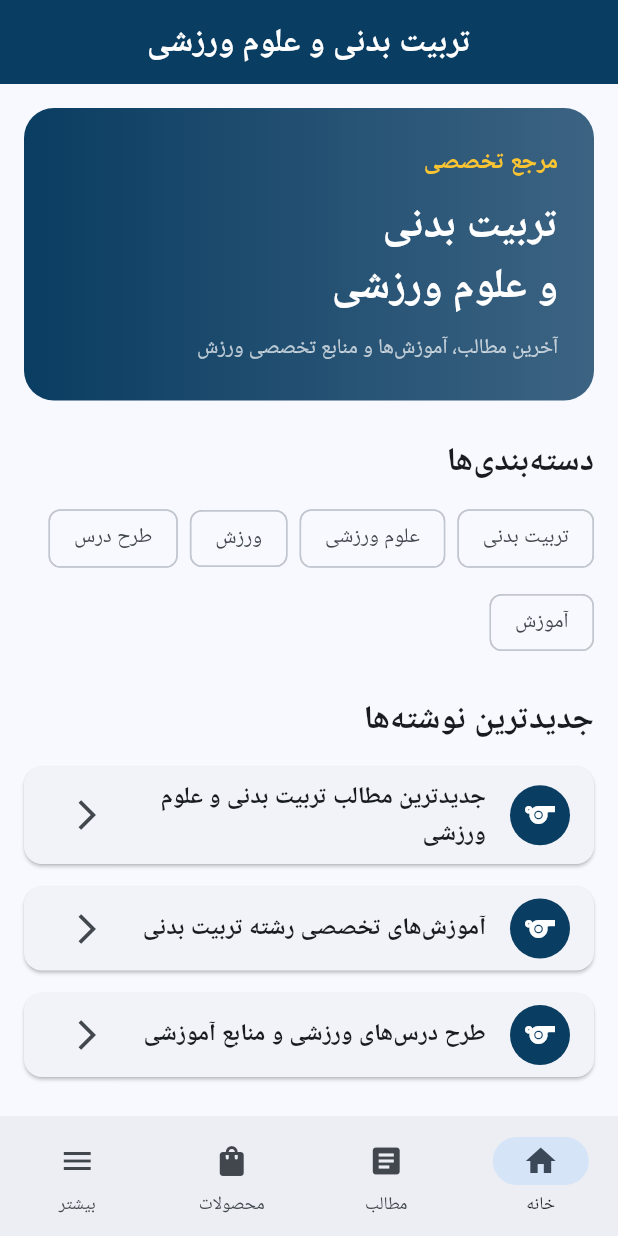
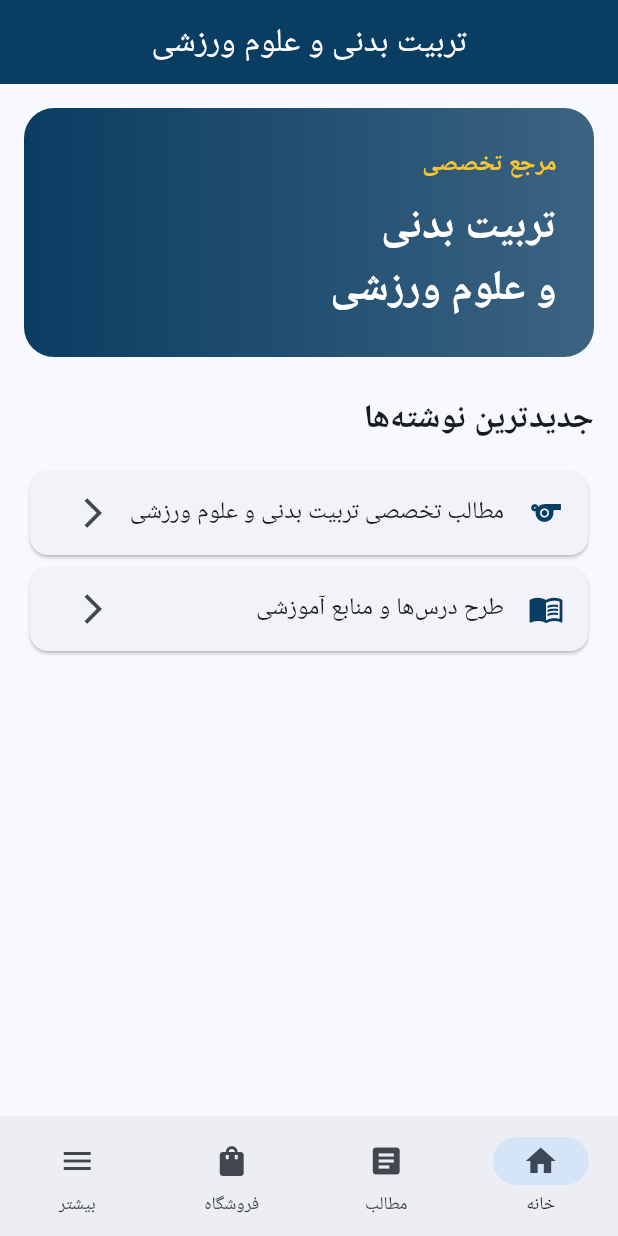
Before and after one commit to mohammadeisazahi/itarbiatbadani-app, a Flutter app: the screen it shows after launch, on a phone screen of 412 x 824 dp. Run offline on Flutter 3.47's test engine with Material 3 defaults, Android fonts, the phone set to English and light mode, and no system bars.

Commit message:
Update main.dart

```diff
--- a/lib/main.dart
+++ b/lib/main.dart
@@ -14,10 +14,10 @@ class ItarbiatBadaniApp extends StatelessWidget {
       debugShowCheckedModeBanner: false,
       title: 'تربیت بدنی و علوم ورزشی',
       theme: ThemeData(
-        useMaterial3: true,
         colorScheme: ColorScheme.fromSeed(
           seedColor: const Color(0xFF0A3D62),
         ),
+        useMaterial3: true,
       ),
       home: const HomePage(),
     );
@@ -27,10 +27,10 @@ class ItarbiatBadaniApp extends StatelessWidget {
 class HomePage extends StatelessWidget {
   const HomePage({super.key});
 
-  final String siteUrl = 'https://itarbiatbadani.ir';
-
   Future<void> openSite() async {
-    final Uri url = Uri.parse(siteUrl);
+    final Uri url = Uri.parse(
+      'https://itarbiatbadani.ir',
+    );
 
     await launchUrl(
       url,
@@ -49,13 +49,12 @@ class HomePage extends StatelessWidget {
             'تربیت بدنی و علوم ورزشی',
             style: TextStyle(
               color: Colors.white,
-              fontWeight: FontWeight.bold,
             ),
           ),
           centerTitle: true,
         ),
 
-        body: SingleChildScrollView(
+        body: Padding(
           padding: const EdgeInsets.all(16),
           child: Column(
             crossAxisAlignment: CrossAxisAlignment.start,
@@ -63,7 +62,7 @@ class HomePage extends StatelessWidget {
 
               Container(
                 width: double.infinity,
-                padding: const EdgeInsets.all(24),
+                padding: const EdgeInsets.all(25),
                 decoration: BoxDecoration(
                   gradient: const LinearGradient(
                     colors: [
@@ -73,6 +72,7 @@ class HomePage extends StatelessWidget {
                   ),
                   borderRadius: BorderRadius.circular(20),
                 ),
+
                 child: const Column(
                   crossAxisAlignment: CrossAxisAlignment.start,
                   children: [
@@ -97,48 +97,8 @@ class HomePage extends StatelessWidget {
                       ),
                     ),
 
-                    SizedBox(height: 10),
-
-                    Text(
-                      'آخرین مطالب، آموزش‌ها و منابع تخصصی ورزش',
-                      style: TextStyle(
-                        color: Colors.white70,
-                        fontSize: 14,
-                      ),
-                    ),
                   ],
                 ),
-              ),
-
-              const SizedBox(height: 25),
-
-              const Text(
-                'دسته‌بندی‌ها',
-                style: TextStyle(
-                  fontSize: 22,
-                  fontWeight: FontWeight.bold,
-                ),
-              ),
-
-              const SizedBox(height: 12),
-
-              Wrap(
-                spacing: 8,
-                runSpacing: 8,
-                children: [
-
-                  'تربیت بدنی',
-                  'علوم ورزشی',
-                  'ورزش',
-                  'طرح درس',
-                  'آموزش',
-                ]
-                    .map(
-                      (item) => Chip(
-                        label: Text(item),
-                      ),
-                    )
-                    .toList(),
               ),
 
               const SizedBox(height: 25),
@@ -153,23 +113,38 @@ class HomePage extends StatelessWidget {
 
               const SizedBox(height: 15),
 
-              ArticleCard(
-                title:
-                    'جدیدترین مطالب تربیت بدنی و علوم ورزشی',
-                onTap: openSite,
+              Card(
+                child: ListTile(
+                  leading: const Icon(
+                    Icons.sports,
+                    color: Color(0xFF0A3D62),
+                  ),
+                  title: const Text(
+                    'مطالب تخصصی تربیت بدنی و علوم ورزشی',
+                  ),
+                  trailing: const Icon(
+                    Icons.arrow_back_ios,
+                  ),
+                  onTap: openSite,
+                ),
               ),
 
-              ArticleCard(
-                title:
-                    'آموزش‌های تخصصی رشته تربیت بدنی',
-                onTap: openSite,
+              Card(
+                child: ListTile(
+                  leading: const Icon(
+                    Icons.menu_book,
+                    color: Color(0xFF0A3D62),
+                  ),
+                  title: const Text(
+                    'طرح درس‌ها و منابع آموزشی',
+                  ),
+                  trailing: const Icon(
+                    Icons.arrow_back_ios,
+                  ),
+                  onTap: openSite,
+                ),
               ),
 
-              ArticleCard(
-                title:
-                    'طرح درس‌های ورزشی و منابع آموزشی',
-                onTap: openSite,
-              ),
             ],
           ),
         ),
@@ -189,7 +164,7 @@ class HomePage extends StatelessWidget {
 
             NavigationDestination(
               icon: Icon(Icons.shopping_bag),
-              label: 'محصولات',
+              label: 'فروشگاه',
             ),
 
             NavigationDestination(
@@ -203,49 +178,3 @@ class HomePage extends StatelessWidget {
     );
   }
 }
-
-
-class ArticleCard extends StatelessWidget {
-
-  final String title;
-  final VoidCallback onTap;
-
-  const ArticleCard({
-    super.key,
-    required this.title,
-    required this.onTap,
-  });
-
-
-  @override
-  Widget build(BuildContext context) {
-
-    return Card(
-      margin: const EdgeInsets.only(bottom: 15),
-
-      child: ListTile(
-
-        leading: const CircleAvatar(
-          backgroundColor: Color(0xFF0A3D62),
-          child: Icon(
-            Icons.sports,
-            color: Colors.white,
-          ),
-        ),
-
-        title: Text(
-          title,
-          style: const TextStyle(
-            fontWeight: FontWeight.bold,
-          ),
-        ),
-
-        trailing: const Icon(
-          Icons.arrow_back_ios,
-        ),
-
-        onTap: onTap,
-      ),
-    );
-  }
-}
```
